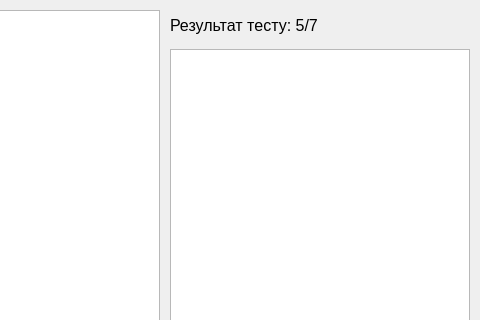
This is TestPaperProgram/UserTestsAnswersWindow.ui in AndrryArmor/SP_TestPaper as Qt 5 draws it before an edit; both pictures show x 150 to 630 and y 0 to 320 of the 630 by 480 pixel window. The edited form follows.
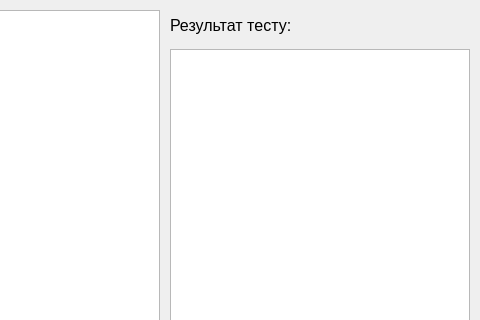
This is the edited form.

The edit to the form file:
```diff
--- a/TestPaperProgram/UserTestsAnswersWindow.ui
+++ b/TestPaperProgram/UserTestsAnswersWindow.ui
@@ -95,7 +95,7 @@
      </font>
     </property>
     <property name="text">
-     <string>Результат тесту: 5/7</string>
+     <string>Результат тесту:</string>
     </property>
    </widget>
   </widget>
```
